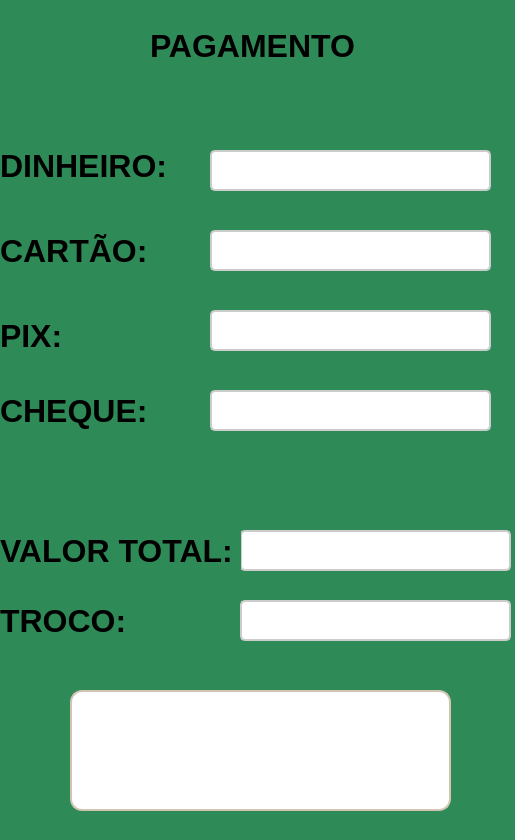
This is frm_TelaPagamento.ui in ArielAraujo18/ErpSistema as Qt 5 draws it before an edit. The edited form follows.
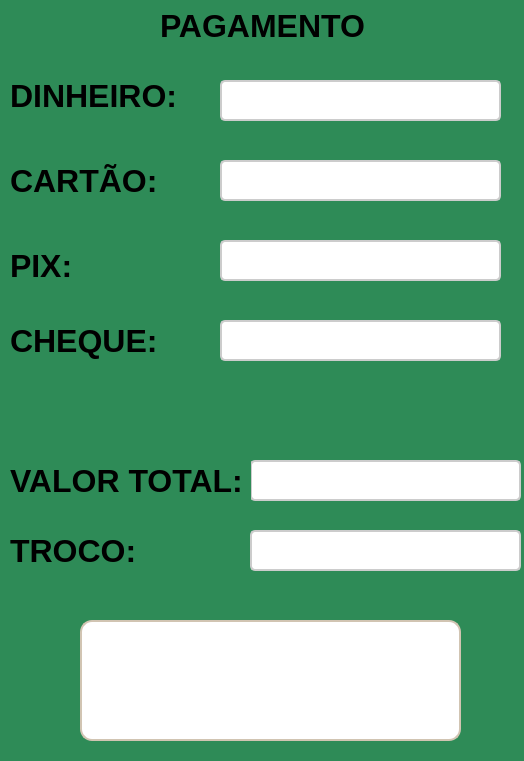
This is the edited form. Icons and pictures are not drawn.

What changed in the file:
```diff
--- a/frm_TelaPagamento.ui
+++ b/frm_TelaPagamento.ui
@@ -6,8 +6,8 @@
    <rect>
     <x>0</x>
     <y>0</y>
-    <width>515</width>
-    <height>840</height>
+    <width>524</width>
+    <height>761</height>
    </rect>
   </property>
   <property name="windowTitle">
@@ -21,8 +21,8 @@
   <widget class="QLabel" name="label">
    <property name="geometry">
     <rect>
-     <x>150</x>
-     <y>30</y>
+     <x>160</x>
+     <y>10</y>
      <width>211</width>
      <height>31</height>
     </rect>
@@ -42,8 +42,8 @@
   <widget class="QLineEdit" name="txt_Dinheiro">
    <property name="geometry">
     <rect>
-     <x>210</x>
-     <y>150</y>
+     <x>220</x>
+     <y>80</y>
      <width>281</width>
      <height>41</height>
     </rect>
@@ -69,8 +69,8 @@
   <widget class="QLabel" name="label_2">
    <property name="geometry">
     <rect>
-     <x>0</x>
-     <y>150</y>
+     <x>10</x>
+     <y>80</y>
      <width>191</width>
      <height>31</height>
     </rect>
@@ -90,8 +90,8 @@
   <widget class="QLineEdit" name="txt_Cheque">
    <property name="geometry">
     <rect>
-     <x>210</x>
-     <y>390</y>
+     <x>220</x>
+     <y>320</y>
      <width>281</width>
      <height>41</height>
     </rect>
@@ -117,8 +117,8 @@
   <widget class="QLabel" name="label_3">
    <property name="geometry">
     <rect>
-     <x>0</x>
-     <y>390</y>
+     <x>10</x>
+     <y>320</y>
      <width>151</width>
      <height>41</height>
     </rect>
@@ -138,8 +138,8 @@
   <widget class="QLabel" name="label_4">
    <property name="geometry">
     <rect>
-     <x>0</x>
-     <y>230</y>
+     <x>10</x>
+     <y>160</y>
      <width>151</width>
      <height>41</height>
     </rect>
@@ -159,8 +159,8 @@
   <widget class="QLineEdit" name="txt_Cartao">
    <property name="geometry">
     <rect>
-     <x>210</x>
-     <y>230</y>
+     <x>220</x>
+     <y>160</y>
      <width>281</width>
      <height>41</height>
     </rect>
@@ -186,8 +186,8 @@
   <widget class="QLabel" name="label_5">
    <property name="geometry">
     <rect>
-     <x>0</x>
-     <y>320</y>
+     <x>10</x>
+     <y>250</y>
      <width>71</width>
      <height>31</height>
     </rect>
@@ -207,8 +207,8 @@
   <widget class="QLineEdit" name="txt_Pix">
    <property name="geometry">
     <rect>
-     <x>210</x>
-     <y>310</y>
+     <x>220</x>
+     <y>240</y>
      <width>281</width>
      <height>41</height>
     </rect>
@@ -237,8 +237,8 @@
    </property>
    <property name="geometry">
     <rect>
-     <x>240</x>
-     <y>530</y>
+     <x>250</x>
+     <y>460</y>
      <width>271</width>
      <height>41</height>
     </rect>
@@ -264,8 +264,8 @@
   <widget class="QLabel" name="label_6">
    <property name="geometry">
     <rect>
-     <x>0</x>
-     <y>530</y>
+     <x>10</x>
+     <y>460</y>
      <width>241</width>
      <height>41</height>
     </rect>
@@ -288,8 +288,8 @@
    </property>
    <property name="geometry">
     <rect>
-     <x>240</x>
-     <y>600</y>
+     <x>250</x>
+     <y>530</y>
      <width>271</width>
      <height>41</height>
     </rect>
@@ -318,8 +318,8 @@
   <widget class="QLabel" name="label_7">
    <property name="geometry">
     <rect>
-     <x>0</x>
-     <y>600</y>
+     <x>10</x>
+     <y>530</y>
      <width>131</width>
      <height>41</height>
     </rect>
@@ -339,8 +339,8 @@
   <widget class="QPushButton" name="btn_pagamento">
    <property name="geometry">
     <rect>
-     <x>70</x>
-     <y>690</y>
+     <x>80</x>
+     <y>620</y>
      <width>381</width>
      <height>121</height>
     </rect>
```
